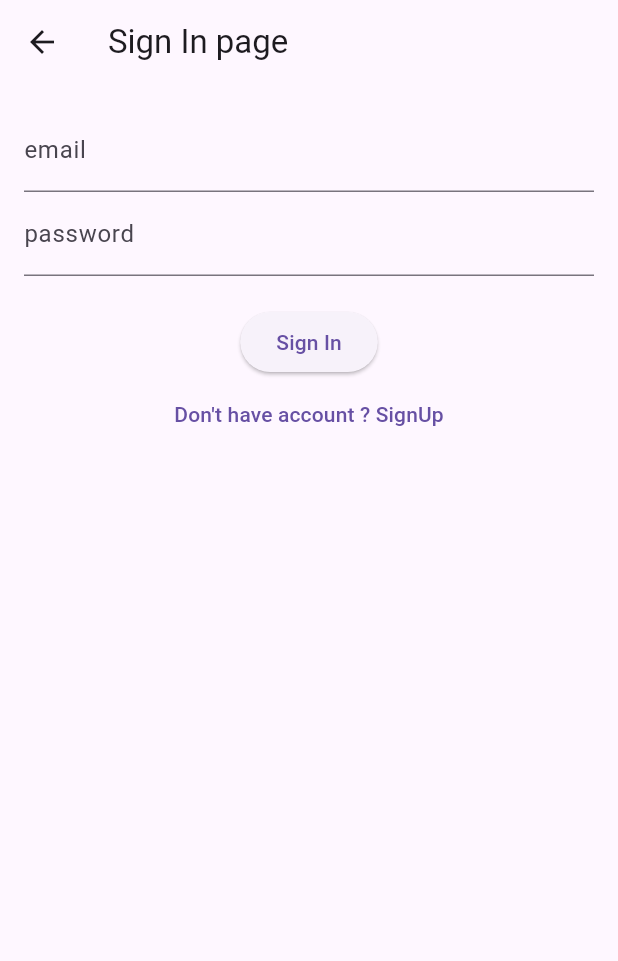
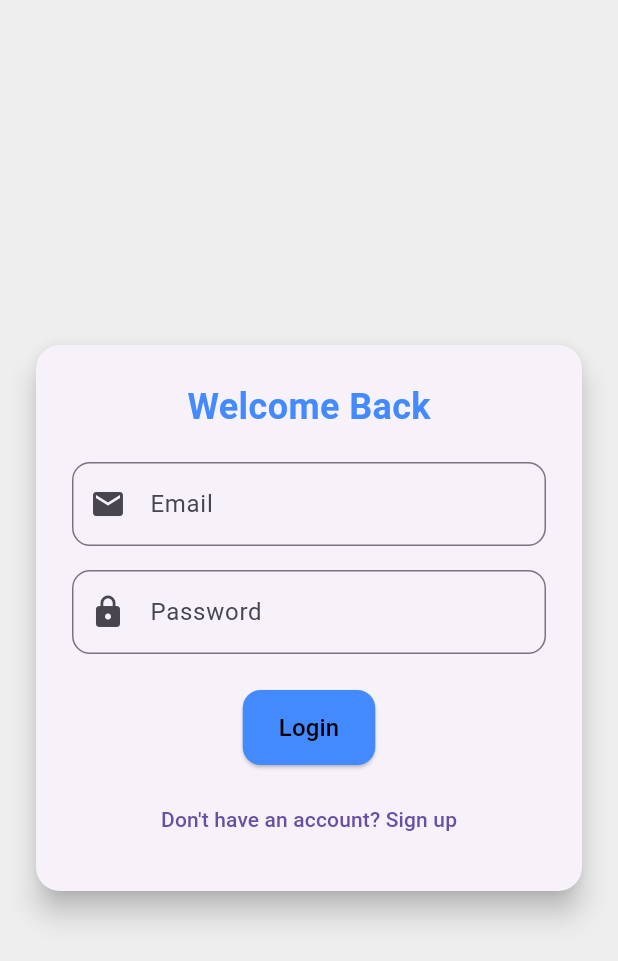
Before and after one commit to HADDANIAbdu/flutter-demo-app, a Flutter app: the SignIn screen opened directly, on a phone screen of 412 x 824 dp. Shown: the top 961 px of the screen. Run offline on Flutter 3.47's test engine with Material 3 defaults, Android fonts, the phone set to English and light mode, and no system bars.

```diff
--- /dev/null
+++ b/lib/pages/sign-in.dart
@@ -0,0 +1,85 @@
+import 'package:flutter/material.dart';
+
+class SignIn extends StatelessWidget{
+  const SignIn({super.key});
+
+  @override
+  Widget build(BuildContext context) {
+    return Scaffold(
+      backgroundColor: Colors.grey[200], // Soft background
+      body: Center(
+        child: SingleChildScrollView(
+          child: Card(
+            shape: RoundedRectangleBorder(
+              borderRadius: BorderRadius.circular(16),
+            ),
+            elevation: 8,
+            margin: EdgeInsets.symmetric(horizontal: 24),
+            child: Padding(
+              padding: const EdgeInsets.all(24.0),
+              child: Column(
+                mainAxisSize: MainAxisSize.min,
+                children: [
+                  Text(
+                    "Welcome Back",
+                    style: TextStyle(
+                      fontSize: 24,
+                      fontWeight: FontWeight.bold,
+                      color: Colors.blueAccent,
+                    ),
+                  ),
+                  SizedBox(height: 20),
+                  TextField(
+                    decoration: InputDecoration(
+                      labelText: 'Email',
+                      prefixIcon: Icon(Icons.email),
+                      border: OutlineInputBorder(
+                        borderRadius: BorderRadius.circular(12),
+                      ),
+                    ),
+                  ),
+                  SizedBox(height: 16),
+                  TextField(
+                    obscureText: true,
+                    decoration: InputDecoration(
+                      labelText: 'Password',
+                      prefixIcon: Icon(Icons.lock),
+                      border: OutlineInputBorder(
+                        borderRadius: BorderRadius.circular(12),
+                      ),
+                    ),
+                  ),
+                  SizedBox(height: 24),
+                  ElevatedButton(
+                    onPressed: () {
+                      // TODO: Implement login logic
+                      ScaffoldMessenger.of(context).showSnackBar(
+                        SnackBar(content: Text('Logging in (mock)')),
+                      );
+                    },
+                    style: ElevatedButton.styleFrom(
+                      backgroundColor: Colors.blueAccent,
+                      minimumSize: Size(20, 50),
+                      shape: RoundedRectangleBorder(
+                        borderRadius: BorderRadius.circular(12),
+                      ),
+                    ),
+                    child: Text("Login", style: TextStyle(fontSize: 16, color: Colors.black)),
+                  ),
+                  SizedBox(height: 12),
+                  TextButton(
+                    onPressed: () {
+                      Navigator.pop(context);
+                    },
+                    child: Text("Don't have an account? Sign up"),
+                  ),
+                ],
+              ),
+            ),
+          ),
+        ),
+      ),
+    );
+  }
+
+}
--- a/lib/sign-in.dart
+++ /dev/null
@@ -1,46 +0,0 @@
-import 'package:app/sign-up.dart';
-import 'package:flutter/material.dart';
-
-class SignIn extends StatelessWidget{
-  const SignIn({super.key});
-
-  @override
-  Widget build(BuildContext context) {
-    return Scaffold(
-      appBar: AppBar(title: Text('Sign In page'),),
-      body: Padding(
-          padding: const EdgeInsets.all(16.0),
-          child: Column(
-            children: [
-              TextField(
-                decoration: InputDecoration(labelText: "email"),
-              ),
-              TextField(
-                decoration: InputDecoration(labelText: "password"),
-                obscureText: true,
-              ),
-              SizedBox(height: 20),
-              ElevatedButton(
-                child: Text("Sign In"),
-                  onPressed: (){
-                    ScaffoldMessenger.of(context).showSnackBar(
-                      SnackBar(content: Text('Signed In (mock)'))
-                    );
-                  },
-              ),
-              TextButton(
-                onPressed: (){
-                  Navigator.push(
-                      context,
-                      MaterialPageRoute(builder: (_) => SignUp())
-                  );
-                },
-                child: Text("Don't have account ? SignUp")
-              )
-            ],
-          ),
-      ),
-    );
-  }
-
-}
--- a/pubspec.yaml
+++ b/pubspec.yaml
@@ -30,7 +30,7 @@ environment:
 dependencies:
   flutter:
     sdk: flutter
-
+  http: ^0.13.6
   # The following adds the Cupertino Icons font to your application.
   # Use with the CupertinoIcons class for iOS style icons.
   cupertino_icons: ^1.0.8
```
Also changed, not shown: lib/main.dart (+2 -49 lines), lib/pages/sign-up.dart (added, +50 -0 lines), lib/sign-up.dart (deleted, +0 -13 lines), lib/services/Api_service.dart (added), pubspec.lock.
